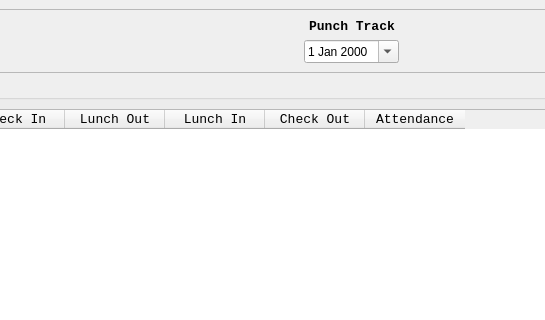
This is _internal/F2_MODULES/PUNCH_BUILD/UI-Punch_Build.ui in Asta-Twink/Twink_06MA as Qt 5 draws it before an edit; both pictures show x 302 to 847 and y 0 to 320 of the 1309 by 755 pixel window. The edited form follows.
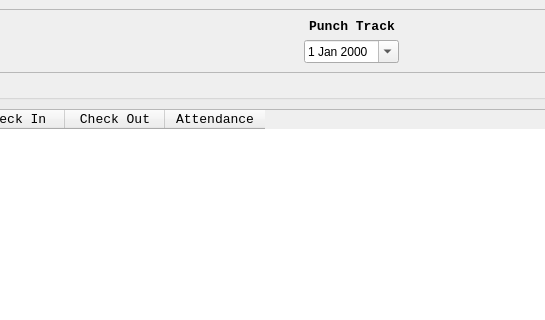
This is the edited form.

Patch:
```diff
--- a/_internal/F2_MODULES/PUNCH_BUILD/UI-Punch_Build.ui
+++ b/_internal/F2_MODULES/PUNCH_BUILD/UI-Punch_Build.ui
@@ -134,16 +134,6 @@
            <string>Check In</string>
           </property>
          </column>
-         <column>
-          <property name="text">
-           <string>Lunch Out</string>
-          </property>
-         </column>
-         <column>
-          <property name="text">
-           <string>Lunch In</string>
-          </property>
-         </column>
          <column>
           <property name="text">
            <string>Check Out</string>
```
